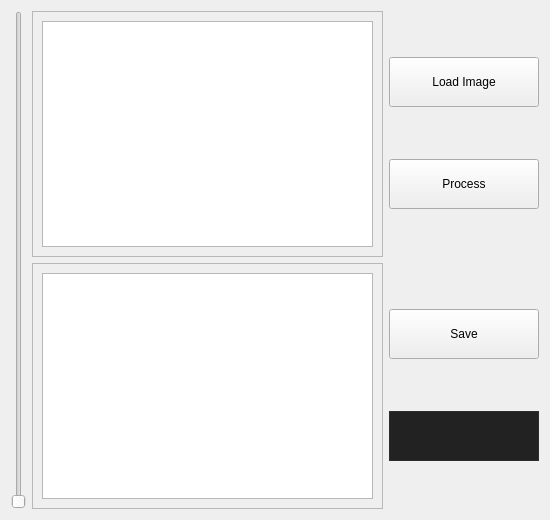
miron-khoruzhenko/qt-school-cv-project, file form.ui: the form before one commit.
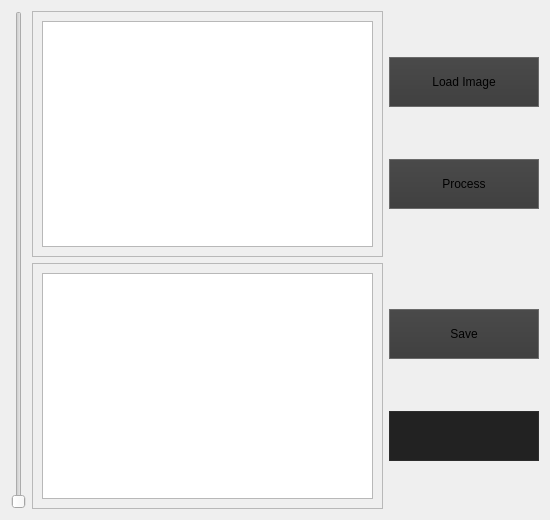
The form after the commit.

Commit message: better buttons and white color

```diff
--- a/form.ui
+++ b/form.ui
@@ -99,6 +99,10 @@
            <property name="cursor">
             <cursorShape>PointingHandCursor</cursorShape>
            </property>
+           <property name="styleSheet">
+            <string notr="true">background: qlineargradient(spread:pad, x1:0.5, y1:0, x2:0.5, y2:1, stop:0 rgba(74, 74, 74, 255), stop:1 rgba(64, 64, 64, 255));
+border: 1px solid #6a6a6a;</string>
+           </property>
            <property name="text">
             <string>Load Image</string>
            </property>
@@ -121,6 +125,10 @@
            <property name="cursor">
             <cursorShape>PointingHandCursor</cursorShape>
            </property>
+           <property name="styleSheet">
+            <string notr="true">background: qlineargradient(spread:pad, x1:0.5, y1:0, x2:0.5, y2:1, stop:0 rgba(74, 74, 74, 255), stop:1 rgba(64, 64, 64, 255));
+border: 1px solid #6a6a6a;</string>
+           </property>
            <property name="text">
             <string>Process</string>
            </property>
@@ -209,6 +217,10 @@
              <height>50</height>
             </size>
            </property>
+           <property name="styleSheet">
+            <string notr="true">background: qlineargradient(spread:pad, x1:0.5, y1:0, x2:0.5, y2:1, stop:0 rgba(74, 74, 74, 255), stop:1 rgba(64, 64, 64, 255));
+border: 1px solid #6a6a6a;</string>
+           </property>
            <property name="text">
             <string>Save</string>
            </property>
```
Left out of the diff: 3 changed lines with no effect on the pictures. The commit also changes 1 other file.
